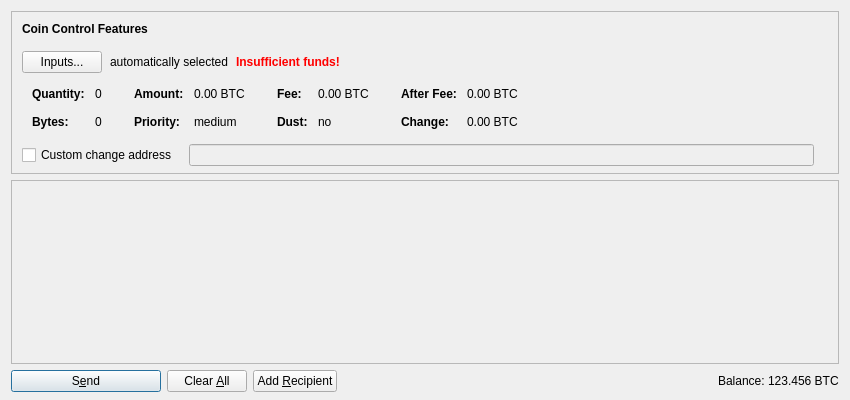
First picture: the form in src/qt/forms/sendcoinsdialog.ui, repository lycancoin/lycancoin-release, before the edit.
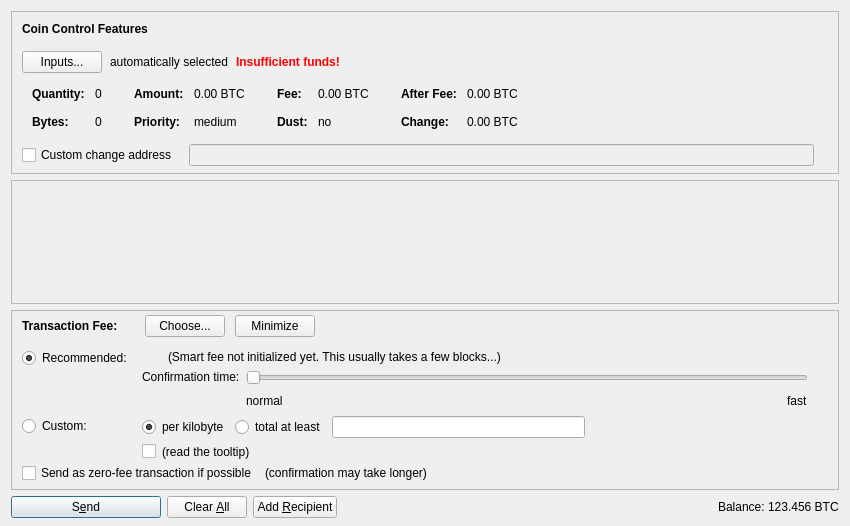
Second picture: the form after the edit. Icons and pictures are not drawn. Custom widgets are drawn as their Qt base class.

```diff
--- a/src/qt/forms/sendcoinsdialog.ui
+++ b/src/qt/forms/sendcoinsdialog.ui
@@ -7,13 +7,13 @@
     <x>0</x>
     <y>0</y>
     <width>850</width>
-    <height>400</height>
+    <height>526</height>
    </rect>
   </property>
   <property name="windowTitle">
    <string>Send Coins</string>
   </property>
-  <layout class="QVBoxLayout" name="verticalLayout" stretch="0,1,0">
+  <layout class="QVBoxLayout" name="verticalLayout" stretch="0,1,0,0">
    <property name="bottomMargin">
     <number>8</number>
    </property>
@@ -617,7 +617,7 @@
         <x>0</x>
         <y>0</y>
         <width>830</width>
-        <height>178</height>
+        <height>68</height>
        </rect>
       </property>
       <layout class="QVBoxLayout" name="verticalLayout_2" stretch="0,1">
@@ -657,6 +657,590 @@
      </widget>
     </widget>
    </item>
+   <item>
+    <widget class="QFrame" name="frameFee">
+     <property name="sizePolicy">
+      <sizepolicy hsizetype="Expanding" vsizetype="Expanding">
+       <horstretch>0</horstretch>
+       <verstretch>0</verstretch>
+      </sizepolicy>
+     </property>
+     <property name="maximumSize">
+      <size>
+       <width>16777215</width>
+       <height>16777215</height>
+      </size>
+     </property>
+     <property name="frameShape">
+      <enum>QFrame::StyledPanel</enum>
+     </property>
+     <property name="frameShadow">
+      <enum>QFrame::Sunken</enum>
+     </property>
+     <layout class="QVBoxLayout" name="verticalLayoutFee1">
+      <property name="spacing">
+       <number>0</number>
+      </property>
+      <property name="leftMargin">
+       <number>0</number>
+      </property>
+      <property name="topMargin">
+       <number>0</number>
+      </property>
+      <property name="rightMargin">
+       <number>0</number>
+      </property>
+      <property name="bottomMargin">
+       <number>0</number>
+      </property>
+      <item>
+       <layout class="QVBoxLayout" name="verticalLayoutFee2" stretch="0,0,0">
+        <property name="spacing">
+         <number>0</number>
+        </property>
+        <property name="leftMargin">
+         <number>10</number>
+        </property>
+        <property name="topMargin">
+         <number>0</number>
+        </property>
+        <item>
+         <layout class="QHBoxLayout" name="horizontalLayoutFee1">
+          <property name="bottomMargin">
+           <number>0</number>
+          </property>
+          <item>
+           <layout class="QVBoxLayout" name="verticalLayoutFee7">
+            <property name="spacing">
+             <number>0</number>
+            </property>
+            <item>
+             <spacer name="verticalSpacerSmartFee">
+              <property name="orientation">
+               <enum>Qt::Vertical</enum>
+              </property>
+              <property name="sizeType">
+               <enum>QSizePolicy::Fixed</enum>
+              </property>
+              <property name="sizeHint" stdset="0">
+               <size>
+                <width>1</width>
+                <height>4</height>
+               </size>
+              </property>
+             </spacer>
+            </item>
+            <item>
+             <layout class="QHBoxLayout" name="horizontalLayoutSmartFee">
+              <property name="spacing">
+               <number>10</number>
+              </property>
+              <item>
+               <widget class="QLabel" name="labelFeeHeadline">
+                <property name="sizePolicy">
+                 <sizepolicy hsizetype="Preferred" vsizetype="Maximum">
+                  <horstretch>0</horstretch>
+                  <verstretch>0</verstretch>
+                 </sizepolicy>
+                </property>
+                <property name="font">
+                 <font>
+                  <weight>75</weight>
+                  <bold>true</bold>
+                 </font>
+                </property>
+                <property name="styleSheet">
+                 <string notr="true">font-weight:bold;</string>
+                </property>
+                <property name="text">
+                 <string>Transaction Fee:</string>
+                </property>
+               </widget>
+              </item>
+              <item>
+               <widget class="QLabel" name="labelFeeMinimized">
+                <property name="text">
+                 <string/>
+                </property>
+               </widget>
+              </item>
+              <item>
+               <widget class="QPushButton" name="buttonChooseFee">
+                <property name="text">
+                 <string>Choose...</string>
+                </property>
+               </widget>
+              </item>
+              <item>
+               <widget class="QPushButton" name="buttonMinimizeFee">
+                <property name="toolTip">
+                 <string>collapse fee-settings</string>
+                </property>
+                <property name="text">
+                 <string>Minimize</string>
+                </property>
+               </widget>
+              </item>
+             </layout>
+            </item>
+            <item>
+             <spacer name="verticalSpacer_5">
+              <property name="orientation">
+               <enum>Qt::Vertical</enum>
+              </property>
+              <property name="sizeHint" stdset="0">
+               <size>
+                <width>1</width>
+                <height>1</height>
+               </size>
+              </property>
+             </spacer>
+            </item>
+           </layout>
+          </item>
+          <item>
+           <spacer name="horizontalSpacer_4">
+            <property name="orientation">
+             <enum>Qt::Horizontal</enum>
+            </property>
+            <property name="sizeHint" stdset="0">
+             <size>
+              <width>40</width>
+              <height>20</height>
+             </size>
+            </property>
+           </spacer>
+          </item>
+         </layout>
+        </item>
+        <item>
+         <widget class="QFrame" name="frameFeeSelection">
+          <layout class="QVBoxLayout" name="verticalLayoutFee12">
+           <property name="spacing">
+            <number>0</number>
+           </property>
+           <property name="leftMargin">
+            <number>0</number>
+           </property>
+           <property name="topMargin">
+            <number>0</number>
+           </property>
+           <property name="rightMargin">
+            <number>0</number>
+           </property>
+           <property name="bottomMargin">
+            <number>0</number>
+           </property>
+           <item>
+            <layout class="QGridLayout" name="gridLayoutFee">
+             <property name="topMargin">
+              <number>10</number>
+             </property>
+             <property name="bottomMargin">
+              <number>4</number>
+             </property>
+             <property name="horizontalSpacing">
+              <number>10</number>
+             </property>
+             <property name="verticalSpacing">
+              <number>4</number>
+             </property>
+             <item row="1" column="1">
+              <layout class="QVBoxLayout" name="verticalLayoutFee8">
+               <property name="spacing">
+                <number>6</number>
+               </property>
+               <item>
+                <layout class="QHBoxLayout" name="horizontalLayoutFee13">
+                 <item>
+                  <widget class="QRadioButton" name="radioCustomPerKilobyte">
+                   <property name="toolTip">
+                    <string>If the custom fee is set to 1000 satoshis and the transaction is only 250 bytes, then &quot;per kilobyte&quot; only pays 250 satoshis in fee, while &quot;total at least&quot; pays 1000 satoshis. For transactions bigger than a kilobyte both pay by kilobyte.</string>
+                   </property>
+                   <property name="text">
+                    <string>per kilobyte</string>
+                   </property>
+                   <property name="checked">
+                    <bool>true</bool>
+                   </property>
+                   <attribute name="buttonGroup">
+                    <string notr="true">groupCustomFee</string>
+                   </attribute>
+                  </widget>
+                 </item>
+                 <item>
+                  <widget class="QRadioButton" name="radioCustomAtLeast">
+                   <property name="toolTip">
+                    <string>If the custom fee is set to 1000 satoshis and the transaction is only 250 bytes, then &quot;per kilobyte&quot; only pays 250 satoshis in fee, while &quot;total at least&quot; pays 1000 satoshis. For transactions bigger than a kilobyte both pay by kilobyte.</string>
+                   </property>
+                   <property name="text">
+                    <string>total at least</string>
+                   </property>
+                   <attribute name="buttonGroup">
+                    <string notr="true">groupCustomFee</string>
+                   </attribute>
+                  </widget>
+                 </item>
+                 <item>
+                  <widget class="BitcoinAmountField" name="customFee"/>
+                 </item>
+                 <item>
+                  <spacer name="horizontalSpacer_6">
+                   <property name="orientation">
+                    <enum>Qt::Horizontal</enum>
+                   </property>
+                   <property name="sizeHint" stdset="0">
+                    <size>
+                     <width>1</width>
+                     <height>1</height>
+                    </size>
+                   </property>
+                  </spacer>
+                 </item>
+                </layout>
+               </item>
+               <item>
+                <layout class="QHBoxLayout" name="horizontalLayoutFee8">
+                 <item>
+                  <widget class="QCheckBox" name="checkBoxMinimumFee">
+                   <property name="toolTip">
+                    <string>Paying only the minimum fee is just fine as long as there is less transaction volume than space in the blocks. But be aware that this can end up in a never confirming transaction once there is more demand for bitcoin transactions than the network can process.</string>
+                   </property>
+                   <property name="text">
+                    <string/>
+                   </property>
+                  </widget>
+                 </item>
+                 <item>
+                  <widget class="QLabel" name="labelMinFeeWarning">
+                   <property name="enabled">
+                    <bool>true</bool>
+                   </property>
+                   <property name="toolTip">
+                    <string>Paying only the minimum fee is just fine as long as there is less transaction volume than space in the blocks. But be aware that this can end up in a never confirming transaction once there is more demand for bitcoin transactions than the network can process.</string>
+                   </property>
+                   <property name="text">
+                    <string>(read the tooltip)</string>
+                   </property>
+                   <property name="margin">
+                    <number>5</number>
+                   </property>
+                  </widget>
+                 </item>
+                 <item>
+                  <spacer name="horizontalSpacer_2">
+                   <property name="orientation">
+                    <enum>Qt::Horizontal</enum>
+                   </property>
+                   <property name="sizeHint" stdset="0">
+                    <size>
+                     <width>1</width>
+                     <height>1</height>
+                    </size>
+                   </property>
+                  </spacer>
+                 </item>
+                </layout>
+               </item>
+              </layout>
+             </item>
+             <item row="0" column="0">
+              <layout class="QVBoxLayout" name="verticalLayoutFee4" stretch="0,1">
+               <item>
+                <widget class="QRadioButton" name="radioSmartFee">
+                 <property name="text">
+                  <string>Recommended:</string>
+                 </property>
+                 <property name="checked">
+                  <bool>true</bool>
+                 </property>
+                 <attribute name="buttonGroup">
+                  <string notr="true">groupFee</string>
+                 </attribute>
+                </widget>
+               </item>
+               <item>
+                <spacer name="verticalSpacer_2">
+                 <property name="orientation">
+                  <enum>Qt::Vertical</enum>
+                 </property>
+                 <property name="sizeHint" stdset="0">
+                  <size>
+                   <width>1</width>
+                   <height>1</height>
+                  </size>
+                 </property>
+                </spacer>
+               </item>
+              </layout>
+             </item>
+             <item row="1" column="0">
+              <layout class="QVBoxLayout" name="verticalLayoutFee9" stretch="0,1">
+               <item>
+                <widget class="QRadioButton" name="radioCustomFee">
+                 <property name="text">
+                  <string>Custom:</string>
+                 </property>
+                 <attribute name="buttonGroup">
+                  <string notr="true">groupFee</string>
+                 </attribute>
+                </widget>
+               </item>
+               <item>
+                <spacer name="verticalSpacer_6">
+                 <property name="orientation">
+                  <enum>Qt::Vertical</enum>
+                 </property>
+                 <property name="sizeHint" stdset="0">
+                  <size>
+                   <width>1</width>
+                   <height>1</height>
+                  </size>
+                 </property>
+                </spacer>
+               </item>
+              </layout>
+             </item>
+             <item row="0" column="1">
+              <layout class="QVBoxLayout" name="verticalLayoutFee3" stretch="0,0,1">
+               <property name="spacing">
+                <number>6</number>
+               </property>
+               <property name="topMargin">
+                <number>2</number>
+               </property>
+               <item>
+                <layout class="QHBoxLayout" name="horizontalLayoutFee12">
+                 <item>
+                  <widget class="QLabel" name="labelSmartFee">
+                   <property name="text">
+                    <string/>
+                   </property>
+                   <property name="margin">
+                    <number>2</number>
+                   </property>
+                  </widget>
+                 </item>
+                 <item>
+                  <widget class="QLabel" name="labelFeeEstimation">
+                   <property name="text">
+                    <string/>
+                   </property>
+                  </widget>
+                 </item>
+                 <item>
+                  <widget class="QLabel" name="labelSmartFee2">
+                   <property name="text">
+                    <string>(Smart fee not initialized yet. This usually takes a few blocks...)</string>
+                   </property>
+                   <property name="margin">
+                    <number>2</number>
+                   </property>
+                  </widget>
+                 </item>
+                 <item>
+                  <spacer name="horizontalSpacer_5">
+                   <property name="orientation">
+                    <enum>Qt::Horizontal</enum>
+                   </property>
+                   <property name="sizeHint" stdset="0">
+                    <size>
+                     <width>1</width>
+                     <height>1</height>
+                    </size>
+                   </property>
+                  </spacer>
+                 </item>
+                </layout>
+               </item>
+               <item>
+                <layout class="QHBoxLayout" name="horizontalLayoutFee9">
+                 <item>
+                  <layout class="QVBoxLayout" name="verticalLayoutFee6">
+                   <item>
+                    <widget class="QLabel" name="labelSmartFee3">
+                     <property name="text">
+                      <string>Confirmation time:</string>
+                     </property>
+                     <property name="margin">
+                      <number>2</number>
+                     </property>
+                    </widget>
+                   </item>
+                   <item>
+                    <spacer name="verticalSpacer_3">
+                     <property name="orientation">
+                      <enum>Qt::Vertical</enum>
+                     </property>
+                     <property name="sizeHint" stdset="0">
+                      <size>
+                       <width>1</width>
+                       <height>1</height>
+                      </size>
+                     </property>
+                    </spacer>
+                   </item>
+                  </layout>
+                 </item>
+                 <item>
+                  <layout class="QVBoxLayout" name="verticalLayoutFee5">
+                   <property name="rightMargin">
+                    <number>30</number>
+                   </property>
+                   <item>
+                    <widget class="QSlider" name="sliderSmartFee">
+                     <property name="minimum">
+                      <number>0</number>
+                     </property>
+                     <property name="maximum">
+                      <number>24</number>
+                     </property>
+                     <property name="pageStep">
+                      <number>1</number>
+                     </property>
+                     <property name="value">
+                      <number>0</number>
+                     </property>
+                     <property name="orientation">
+                      <enum>Qt::Horizontal</enum>
+                     </property>
+                     <property name="invertedAppearance">
+                      <bool>false</bool>
+                     </property>
+                     <property name="invertedControls">
+                      <bool>false</bool>
+                     </property>
+                     <property name="tickPosition">
+                      <enum>QSlider::NoTicks</enum>
+                     </property>
+                    </widget>
+                   </item>
+                   <item>
+                    <layout class="QHBoxLayout" name="horizontalLayoutFee10">
+                     <item>
+                      <widget class="QLabel" name="labelSmartFeeNormal">
+                       <property name="text">
+                        <string>normal</string>
+                       </property>
+                      </widget>
+                     </item>
+                     <item>
+                      <spacer name="horizontalSpacer_3">
+                       <property name="orientation">
+                        <enum>Qt::Horizontal</enum>
+                       </property>
+                       <property name="sizeHint" stdset="0">
+                        <size>
+                         <width>40</width>
+                         <height>20</height>
+                        </size>
+                       </property>
+                      </spacer>
+                     </item>
+                     <item>
+                      <widget class="QLabel" name="labelSmartFeeFast">
+                       <property name="text">
+                        <string>fast</string>
+                       </property>
+                      </widget>
+                     </item>
+                    </layout>
+                   </item>
+                  </layout>
+                 </item>
+                </layout>
+               </item>
+               <item>
+                <spacer name="verticalSpacer_4">
+                 <property name="orientation">
+                  <enum>Qt::Vertical</enum>
+                 </property>
+                 <property name="sizeHint" stdset="0">
+                  <size>
+                   <width>1</width>
+                   <height>1</height>
+                  </size>
+                 </property>
+                </spacer>
+               </item>
+              </layout>
+             </item>
+            </layout>
+           </item>
+           <item>
+            <layout class="QHBoxLayout" name="horizontalLayoutFee5" stretch="0,0,0">
+             <property name="spacing">
+              <number>8</number>
+             </property>
+             <property name="bottomMargin">
+              <number>4</number>
+             </property>
+             <item>
+              <widget class="QCheckBox" name="checkBoxFreeTx">
+               <property name="text">
+                <string>Send as zero-fee transaction if possible</string>
+               </property>
+              </widget>
+             </item>
+             <item>
+              <widget class="QLabel" name="labelFreeTx">
+               <property name="text">
+                <string>(confirmation may take longer)</string>
+               </property>
+               <property name="margin">
+                <number>5</number>
+               </property>
+              </widget>
+             </item>
+             <item>
+              <spacer name="horizontalSpacerFee5">
+               <property name="orientation">
+                <enum>Qt::Horizontal</enum>
+               </property>
+               <property name="sizeHint" stdset="0">
+                <size>
+                 <width>1</width>
+                 <height>1</height>
+                </size>
+               </property>
+              </spacer>
+             </item>
+            </layout>
+           </item>
+           <item>
+            <spacer name="verticalSpacerFee2">
+             <property name="orientation">
+              <enum>Qt::Vertical</enum>
+             </property>
+             <property name="sizeHint" stdset="0">
+              <size>
+               <width>1</width>
+               <height>1</height>
+              </size>
+             </property>
+            </spacer>
+           </item>
+          </layout>
+         </widget>
+        </item>
+        <item>
+         <spacer name="verticalSpacerFee">
+          <property name="orientation">
+           <enum>Qt::Vertical</enum>
+          </property>
+          <property name="sizeHint" stdset="0">
+           <size>
+            <width>800</width>
+            <height>1</height>
+           </size>
+          </property>
+         </spacer>
+        </item>
+       </layout>
+      </item>
+     </layout>
+    </widget>
+   </item>
    <item>
     <layout class="QHBoxLayout" name="horizontalLayout">
      <item>
@@ -787,6 +1371,12 @@
    <extends>QLineEdit</extends>
    <header>qvalidatedlineedit.h</header>
   </customwidget>
+  <customwidget>
+   <class>BitcoinAmountField</class>
+   <extends>QLineEdit</extends>
+   <header>bitcoinamountfield.h</header>
+   <container>1</container>
+  </customwidget>
  </customwidgets>
  <resources>
   <include location="../bitcoin.qrc"/>
```
Left out of the diff: 4 changed lines with no effect on the pictures.
